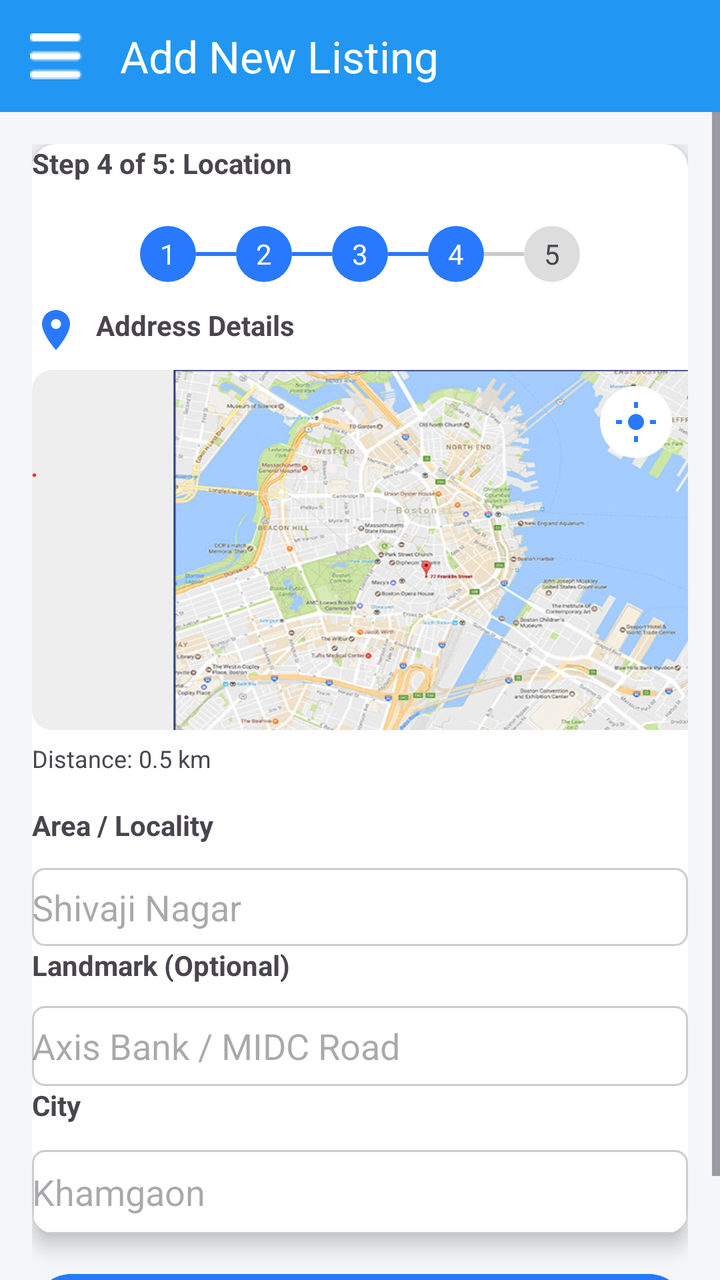
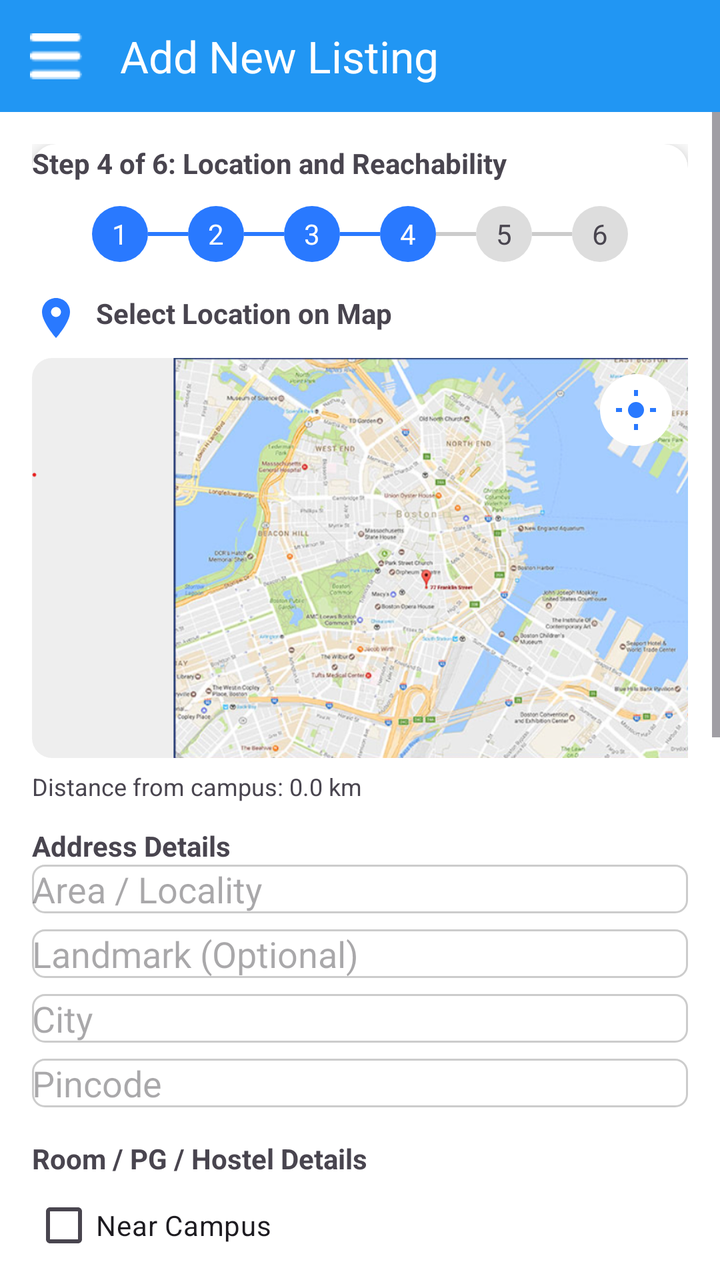

Before-and-after screenshots of an Android layout around one commit, followed by the original layout XML and the change that was made.
<!-- AndroidManifest.xml: application theme Theme.CampusSaathi -->
<!-- res/layout/activity_owner_add_new_list4.xml -->
<?xml version="1.0" encoding="utf-8"?>
<LinearLayout xmlns:android="http://schemas.android.com/apk/res/android"
    xmlns:app="http://schemas.android.com/apk/res-auto"
    android:layout_width="match_parent"
    android:layout_height="match_parent"
    android:orientation="vertical"
    android:background="#F5F6FA">

    
    <androidx.appcompat.widget.Toolbar
        android:id="@+id/toolbar"
        android:layout_width="match_parent"
        android:layout_height="56dp"
        android:background="#2196F3"
        app:title="Add New Listing"
        app:titleTextColor="#FFFFFF"
        app:navigationIcon="@drawable/ic_menu"/>

    <ScrollView
        android:layout_width="match_parent"
        android:layout_height="match_parent">

        <LinearLayout
            android:layout_width="match_parent"
            android:layout_height="wrap_content"
            android:padding="16dp"
            android:orientation="vertical">

            
            <androidx.cardview.widget.CardView
                android:layout_width="match_parent"
                android:layout_height="wrap_content"
                app:cardCornerRadius="12dp"
                app:cardElevation="6dp"
                android:padding="16dp">

                <LinearLayout
                    android:orientation="vertical"
                    android:layout_width="match_parent"
                    android:layout_height="wrap_content">

                    
                    <TextView
                        android:layout_width="match_parent"
                        android:layout_height="29dp"
                        android:text="Step 4 of 5: Location"
                        android:textSize="14sp"
                        android:textStyle="bold" />

                    <LinearLayout
                        android:layout_width="match_parent"
                        android:layout_height="wrap_content"
                        android:orientation="horizontal"
                        android:gravity="center"
                        android:layout_marginTop="12dp">

                        
                        <TextView
                            android:text="1"
                            android:background="@drawable/step_done"
                            android:textColor="#FFFFFF"
                            android:layout_width="28dp"
                            android:layout_height="28dp"
                            android:gravity="center"/>

                        <View android:layout_width="20dp"
                            android:layout_height="2dp"
                            android:background="#2979FF"/>

                        
                        <TextView
                            android:text="2"
                            android:background="@drawable/step_done"
                            android:textColor="#FFFFFF"
                            android:layout_width="28dp"
                            android:layout_height="28dp"
                            android:gravity="center"/>

                        <View android:layout_width="20dp"
                            android:layout_height="2dp"
                            android:background="#2979FF"/>

                        
                        <TextView
                            android:text="3"
                            android:background="@drawable/step_done"
                            android:textColor="#FFFFFF"
                            android:layout_width="28dp"
                            android:layout_height="28dp"
                            android:gravity="center"/>

                        <View android:layout_width="20dp"
                            android:layout_height="2dp"
                            android:background="#2979FF"/>

                        
                        <TextView
                            android:text="4"
                            android:background="@drawable/step_active"
                            android:textColor="#FFFFFF"
                            android:layout_width="28dp"
                            android:layout_height="28dp"
                            android:gravity="center"/>

                        <View android:layout_width="20dp"
                            android:layout_height="2dp"
                            android:background="#CCCCCC"/>

                        
                        <TextView
                            android:text="5"
                            android:background="@drawable/step_inactive"
                            android:layout_width="28dp"
                            android:layout_height="28dp"
                            android:gravity="center"/>
                    </LinearLayout>


                    

                    
                    <TextView
                        android:layout_width="match_parent"
                        android:layout_height="wrap_content"
                        android:layout_marginTop="12dp"
                        android:drawableStart="@drawable/ic_location"
                        android:drawablePadding="8dp"
                        android:text="Address Details"
                        android:textStyle="bold" />

                    <FrameLayout
                        android:id="@+id/mapContainer"
                        android:layout_width="match_parent"
                        android:layout_height="180dp"
                        android:layout_marginTop="8dp"
                        android:background="@drawable/bg_map">

                        

                        
                        <ImageView
                            android:id="@+id/imgMap"
                            android:layout_width="match_parent"
                            android:layout_height="match_parent"
                            android:scaleType="fitXY"
                            android:src="@drawable/sample_map" />

                        <ImageView
                            android:id="@+id/btnGps"
                            android:layout_width="36dp"
                            android:layout_height="36dp"
                            android:layout_gravity="top|end"
                            android:layout_margin="8dp"
                            android:background="@drawable/bg_circle_white"
                            android:padding="6dp"
                            android:src="@drawable/ic_gps"/>




                    </FrameLayout>

                    
                    <TextView
                        android:id="@+id/txtDistance"
                        android:layout_width="match_parent"
                        android:layout_height="32dp"
                        android:layout_marginTop="6dp"
                        android:text="Distance: 0.5 km"
                        android:textSize="12sp" />

                    <TextView
                        android:layout_width="match_parent"
                        android:layout_height="31dp"
                        android:text="Area / Locality"
                        android:textStyle="bold" />

                    <EditText
                        android:id="@+id/etArea"
                        android:layout_width="match_parent"
                        android:layout_height="39dp"
                        android:background="@drawable/edit_bg"
                        android:hint="Shivaji Nagar" />

                    <TextView
                        android:layout_width="match_parent"
                        android:layout_height="30dp"
                        android:text="Landmark (Optional)"
                        android:textStyle="bold"/>

                    <EditText
                        android:id="@+id/etLandmark"
                        android:layout_width="match_parent"
                        android:layout_height="40dp"
                        android:background="@drawable/edit_bg"
                        android:hint="Axis Bank / MIDC Road" />

                    <TextView
                        android:layout_width="match_parent"
                        android:layout_height="32dp"
                        android:text="City"
                    android:textStyle="bold"/>

                    <EditText
                        android:id="@+id/etCity"
                        android:layout_width="match_parent"
                        android:layout_height="42dp"
                        android:background="@drawable/edit_bg"
                        android:hint="Khamgaon" />

                </LinearLayout>
            </androidx.cardview.widget.CardView>

            <Button
                android:id="@+id/btnNext"
                android:layout_width="match_parent"
                android:layout_height="wrap_content"
                android:layout_marginTop="16dp"
                android:backgroundTint="#2979FF"
                android:text="Next"
                android:textColor="#FFFFFF" />

        </LinearLayout>
    </ScrollView>
</LinearLayout>
<!-- resources referenced by this layout -->
<resources>
  <!-- drawable bg_circle_white (drawable) -->
  <shape xmlns:android="http://schemas.android.com/apk/res/android"
      android:shape="oval">
      <solid android:color="#FFFFFF"/>
      <size android:width="36dp" android:height="36dp"/>
      <elevation android:value="4dp"/>
  </shape>
  <!-- drawable bg_map (drawable) -->
  <shape xmlns:android="http://schemas.android.com/apk/res/android">
      <solid android:color="#EEEEEE"/>
      <corners android:radius="10dp"/>
  </shape>
  <!-- drawable edit_bg (drawable) -->
  <shape xmlns:android="http://schemas.android.com/apk/res/android">
      <solid android:color="#FFFFFF"/>
      <stroke android:width="1dp" android:color="#CCCCCC"/>
      <corners android:radius="6dp"/>
  </shape>
  <!-- drawable ic_gps (drawable) -->
  <vector xmlns:android="http://schemas.android.com/apk/res/android"
      android:width="24dp"
      android:height="24dp"
      android:viewportWidth="24"
      android:viewportHeight="24">
      <path
          android:fillColor="#2979FF"
          android:pathData="M12,8a4,4 0 1,0 0,8a4,4 0 1,0 0,-8z"/>
      <path
          android:fillColor="#2979FF"
          android:pathData="M11,2h2v3h-2zM11,19h2v3h-2zM2,11h3v2H2zM19,11h3v2h-3z"/>
  </vector>
  <!-- drawable ic_location (drawable) -->
  <vector xmlns:android="http://schemas.android.com/apk/res/android"
      android:width="24dp"
      android:height="24dp"
      android:viewportWidth="24"
      android:viewportHeight="24">
      <path
          android:fillColor="#2979FF"
          android:pathData="M12,2C8.1,2 5,5.1 5,9c0,5.3 7,13 7,13s7-7.7 7-13c0-3.9-3.1-7-7-7z"/>
      <path
          android:fillColor="#FFFFFF"
          android:pathData="M12,11.5a2.5,2.5 0 1,0 0,-5a2.5,2.5 0 1,0 0,5z"/>
  </vector>
  <!-- drawable ic_menu: png bitmap (drawable, 269 bytes) -->
  <!-- drawable sample_map: png bitmap (drawable, 590635 bytes) -->
  <!-- drawable step_active (drawable) -->
  <shape xmlns:android="http://schemas.android.com/apk/res/android">
      <solid android:color="#2979FF"/>
      <corners android:radius="50dp"/>
  </shape>
  <!-- drawable step_done (drawable) -->
  <?xml version="1.0" encoding="utf-8"?>
  <shape xmlns:android="http://schemas.android.com/apk/res/android">
      <solid android:color="#2979FF"/>
      <corners android:radius="50dp"/>
  </shape>
  <!-- drawable step_inactive (drawable) -->
  <shape xmlns:android="http://schemas.android.com/apk/res/android">
      <solid android:color="#DDDDDD"/>
      <corners android:radius="50dp"/>
  </shape>
  <style name="Theme.CampusSaathi" parent="Base.Theme.CampusSaathi" />
  <style name="Base.Theme.CampusSaathi" parent="Theme.Material3.DayNight.NoActionBar">
          
          
      </style>
</resources>

<!-- the commit's change to res/layout/activity_owner_add_new_list4.xml (unified diff, before → after) -->
@@ -4,7 +4,7 @@
     android:layout_width="match_parent"
     android:layout_height="match_parent"
     android:orientation="vertical"
-    android:background="#F5F6FA">
+    android:background="#FFFFFF">
 
     
     <androidx.appcompat.widget.Toolbar
@@ -14,7 +14,7 @@
         android:background="#2196F3"
         app:title="Add New Listing"
         app:titleTextColor="#FFFFFF"
-        app:navigationIcon="@drawable/ic_menu"/>
+        app:navigationIcon="@drawable/ic_menu" />
 
     <ScrollView
         android:layout_width="match_parent"
@@ -23,8 +23,8 @@
         <LinearLayout
             android:layout_width="match_parent"
             android:layout_height="wrap_content"
-            android:padding="16dp"
-            android:orientation="vertical">
+            android:orientation="vertical"
+            android:padding="16dp">
 
             
             <androidx.cardview.widget.CardView
@@ -35,114 +35,106 @@
                 android:padding="16dp">
 
                 <LinearLayout
-                    android:orientation="vertical"
                     android:layout_width="match_parent"
-                    android:layout_height="wrap_content">
-
-                    
-                    <TextView
-                        android:layout_width="match_parent"
-                        android:layout_height="29dp"
-                        android:text="Step 4 of 5: Location"
-                        android:textSize="14sp"
-                        android:textStyle="bold" />
-
+                    android:layout_height="wrap_content"
+                    android:orientation="vertical">
+
+                    
+                    <TextView
+                        android:layout_width="match_parent"
+                        android:layout_height="wrap_content"
+                        android:text="Step 4 of 6: Location and Reachability"
+                        android:textStyle="bold"
+                        android:textSize="14sp" />
+
+                    
                     <LinearLayout
                         android:layout_width="match_parent"
                         android:layout_height="wrap_content"
-                        android:orientation="horizontal"
+                        android:layout_marginTop="12dp"
                         android:gravity="center"
-                        android:layout_marginTop="12dp">
-
-                        
-                        <TextView
+                        android:orientation="horizontal">
+
+                        <TextView
+                            android:layout_width="28dp"
+                            android:layout_height="28dp"
                             android:text="1"
-                            android:background="@drawable/step_done"
-                            android:textColor="#FFFFFF"
-                            android:layout_width="28dp"
-                            android:layout_height="28dp"
-                            android:gravity="center"/>
-
-                        <View android:layout_width="20dp"
-                            android:layout_height="2dp"
-                            android:background="#2979FF"/>
-
-                        
-                        <TextView
+                            android:gravity="center"
+                            android:textColor="#FFFFFF"
+                            android:background="@drawable/step_done" />
+
+                        <View android:layout_width="20dp" android:layout_height="2dp" android:background="#2979FF" />
+
+                        <TextView
+                            android:layout_width="28dp"
+                            android:layout_height="28dp"
                             android:text="2"
-                            android:background="@drawable/step_done"
-                            android:textColor="#FFFFFF"
-                            android:layout_width="28dp"
-                            android:layout_height="28dp"
-                            android:gravity="center"/>
-
-                        <View android:layout_width="20dp"
-                            android:layout_height="2dp"
-                            android:background="#2979FF"/>
-
-                        
-                        <TextView
+                            android:gravity="center"
+                            android:textColor="#FFFFFF"
+                            android:background="@drawable/step_done" />
+
+                        <View android:layout_width="20dp" android:layout_height="2dp" android:background="#2979FF" />
+
+                        <TextView
+                            android:layout_width="28dp"
+                            android:layout_height="28dp"
                             android:text="3"
-                            android:background="@drawable/step_done"
-                            android:textColor="#FFFFFF"
-                            android:layout_width="28dp"
-                            android:layout_height="28dp"
-                            android:gravity="center"/>
-
-                        <View android:layout_width="20dp"
-                            android:layout_height="2dp"
-                            android:background="#2979FF"/>
-
-                        
-                        <TextView
+                            android:gravity="center"
+                            android:textColor="#FFFFFF"
+                            android:background="@drawable/step_done" />
+
+                        <View android:layout_width="20dp" android:layout_height="2dp" android:background="#2979FF" />
+
+                        <TextView
+                            android:layout_width="28dp"
+                            android:layout_height="28dp"
                             android:text="4"
-                            android:background="@drawable/step_active"
-                            android:textColor="#FFFFFF"
-                            android:layout_width="28dp"
-                            android:layout_height="28dp"
-                            android:gravity="center"/>
-
-                        <View android:layout_width="20dp"
-                            android:layout_height="2dp"
-                            android:background="#CCCCCC"/>
-
-                        
-                        <TextView
+                            android:gravity="center"
+                            android:textColor="#FFFFFF"
+                            android:background="@drawable/step_active" />
+
+                        <View android:layout_width="20dp" android:layout_height="2dp" android:background="#CCCCCC" />
+
+                        <TextView
+                            android:layout_width="28dp"
+                            android:layout_height="28dp"
                             android:text="5"
-                            android:background="@drawable/step_inactive"
-                            android:layout_width="28dp"
-                            android:layout_height="28dp"
-                            android:gravity="center"/>
+                            android:gravity="center"
+                            android:background="@drawable/step_inactive" />
+
+                        <View android:layout_width="20dp" android:layout_height="2dp" android:background="#CCCCCC" />
+
+                        <TextView
+                            android:layout_width="28dp"
+                            android:layout_height="28dp"
+                            android:text="6"
+                            android:gravity="center"
+                            android:background="@drawable/step_inactive" />
                     </LinearLayout>
 
-
-                    
-
-                    
-                    <TextView
-                        android:layout_width="match_parent"
-                        android:layout_height="wrap_content"
-                        android:layout_marginTop="12dp"
+                    
+                    <TextView
+                        android:layout_width="match_parent"
+                        android:layout_height="wrap_content"
+                        android:layout_marginTop="16dp"
+                        android:text="Select Location on Map"
+                        android:textStyle="bold"
                         android:drawableStart="@drawable/ic_location"
-                        android:drawablePadding="8dp"
-                        android:text="Address Details"
-                        android:textStyle="bold" />
+                        android:drawablePadding="8dp" />
 
                     <FrameLayout
                         android:id="@+id/mapContainer"
                         android:layout_width="match_parent"
-                        android:layout_height="180dp"
+                        android:layout_height="200dp"
                         android:layout_marginTop="8dp"
                         android:background="@drawable/bg_map">
-
-                        
 
                         
                         <ImageView
                             android:id="@+id/imgMap"
                             android:layout_width="match_parent"
                             android:layout_height="match_parent"
-                            android:scaleType="fitXY"
+                            android:scaleType="centerCrop"
                             android:src="@drawable/sample_map" />
 
                         <ImageView
@@ -153,72 +145,149 @@
                             android:layout_margin="8dp"
                             android:background="@drawable/bg_circle_white"
                             android:padding="6dp"
-                            android:src="@drawable/ic_gps"/>
-
-
-
-
+                            android:src="@drawable/ic_gps" />
                     </FrameLayout>
 
-                    
                     <TextView
                         android:id="@+id/txtDistance"
                         android:layout_width="match_parent"
-                        android:layout_height="32dp"
+                        android:layout_height="wrap_content"
                         android:layout_marginTop="6dp"
-                        android:text="Distance: 0.5 km"
+                        android:text="Distance from campus: 0.0 km"
                         android:textSize="12sp" />
 
-                    <TextView
-                        android:layout_width="match_parent"
-                        android:layout_height="31dp"
-                        android:text="Area / Locality"
-                        android:textStyle="bold" />
+                    
+                    <TextView
+                        android:layout_width="match_parent"
+                        android:layout_height="wrap_content"
+                        android:text="Address Details"
+                        android:textStyle="bold"
+                        android:layout_marginTop="12dp" />
 
                     <EditText
                         android:id="@+id/etArea"
                         android:layout_width="match_parent"
-                        android:layout_height="39dp"
+                        android:layout_height="wrap_content"
+                        android:hint="Area / Locality"
+                        android:background="@drawable/edit_bg" />
+
+                    <EditText
+                        android:id="@+id/etLandmark"
+                        android:layout_width="match_parent"
+                        android:layout_height="wrap_content"
+                        android:hint="Landmark (Optional)"
                         android:background="@drawable/edit_bg"
-                        android:hint="Shivaji Nagar" />
-
-                    <TextView
-                        android:layout_width="match_parent"
-                        android:layout_height="30dp"
-                        android:text="Landmark (Optional)"
-                        android:textStyle="bold"/>
-
-                    <EditText
-                        android:id="@+id/etLandmark"
-                        android:layout_width="match_parent"
-                        android:layout_height="40dp"
+                        android:layout_marginTop="8dp" />
+
+                    <EditText
+                        android:id="@+id/etCity"
+                        android:layout_width="match_parent"
+                        android:layout_height="wrap_content"
+                        android:hint="City"
                         android:background="@drawable/edit_bg"
-                        android:hint="Axis Bank / MIDC Road" />
-
-                    <TextView
-                        android:layout_width="match_parent"
-                        android:layout_height="32dp"
-                        android:text="City"
-                    android:textStyle="bold"/>
-
-                    <EditText
-                        android:id="@+id/etCity"
-                        android:layout_width="match_parent"
-                        android:layout_height="42dp"
+                        android:layout_marginTop="8dp" />
+
+                    <EditText
+                        android:id="@+id/etPincode"
+                        android:layout_width="match_parent"
+                        android:layout_height="wrap_content"
+                        android:hint="Pincode"
+                        android:inputType="number"
                         android:background="@drawable/edit_bg"
-                        android:hint="Khamgaon" />
+                        android:layout_marginTop="8dp" />
+
+                    
+                    <TextView
+                        android:layout_width="match_parent"
+                        android:layout_height="wrap_content"
+                        android:text="Room / PG / Hostel Details"
+                        android:textStyle="bold"
+                        android:layout_marginTop="16dp" />
+
+                    <CheckBox
+                        android:id="@+id/cbNearCampus"
+                        android:layout_width="wrap_content"
+                        android:layout_height="wrap_content"
+                        android:text="Near Campus" />
+
+                    <CheckBox
+                        android:id="@+id/cbMarketNearby"
+                        android:layout_width="wrap_content"
+                        android:layout_height="wrap_content"
+                        android:text="Market Nearby" />
+
+                    <CheckBox
+                        android:id="@+id/cbHospitalNearby"
+                        android:layout_width="wrap_content"
+                        android:layout_height="wrap_content"
+                        android:text="Hospital / Medical Nearby" />
+
+                    
+                    <TextView
+                        android:layout_width="match_parent"
+                        android:layout_height="wrap_content"
+                        android:text="Mess Service Area"
+                        android:textStyle="bold"
+                        android:layout_marginTop="16dp" />
+
+                    <EditText
+                        android:id="@+id/etServiceRadius"
+                        android:layout_width="match_parent"
+                        android:layout_height="wrap_content"
+                        android:hint="Service Radius (km)"
+                        android:inputType="number"
+                        android:background="@drawable/edit_bg" />
+
+                    <CheckBox
+                        android:id="@+id/cbHomeDelivery"
+                        android:layout_width="wrap_content"
+                        android:layout_height="wrap_content"
+                        android:text="Home Delivery Available" />
+
+                    <CheckBox
+                        android:id="@+id/cbPickupAvailable"
+                        android:layout_width="wrap_content"
+                        android:layout_height="wrap_content"
+                        android:text="Pickup Available" />
+
+                    
+                    <TextView
+                        android:layout_width="match_parent"
+                        android:layout_height="wrap_content"
+                        android:text="Tuition / Coaching Access"
+                        android:textStyle="bold"
+                        android:layout_marginTop="16dp" />
+
+                    <CheckBox
+                        android:id="@+id/cbMainRoad"
+                        android:layout_width="wrap_content"
+                        android:layout_height="wrap_content"
+                        android:text="Near Main Road" />
+
+                    <CheckBox
+                        android:id="@+id/cbSafeArea"
+                        android:layout_width="wrap_content"
+                        android:layout_height="wrap_content"
+                        android:text="Safe for Evening Batches" />
+
+                    <CheckBox
+                        android:id="@+id/cbParkingAvailable"
+                        android:layout_width="wrap_content"
+                        android:layout_height="wrap_content"
+                        android:text="Student Parking Available" />
 
                 </LinearLayout>
             </androidx.cardview.widget.CardView>
 
+            
             <Button
-                android:id="@+id/btnNext"
+                android:id="@+id/btnNextStep4"
                 android:layout_width="match_parent"
                 android:layout_height="wrap_content"
                 android:layout_marginTop="16dp"
-                android:backgroundTint="#2979FF"
                 android:text="Next"
-                android:textColor="#FFFFFF" />
+                android:textColor="#FFFFFF"
+                android:backgroundTint="#2979FF" />
 
         </LinearLayout>
     </ScrollView>
